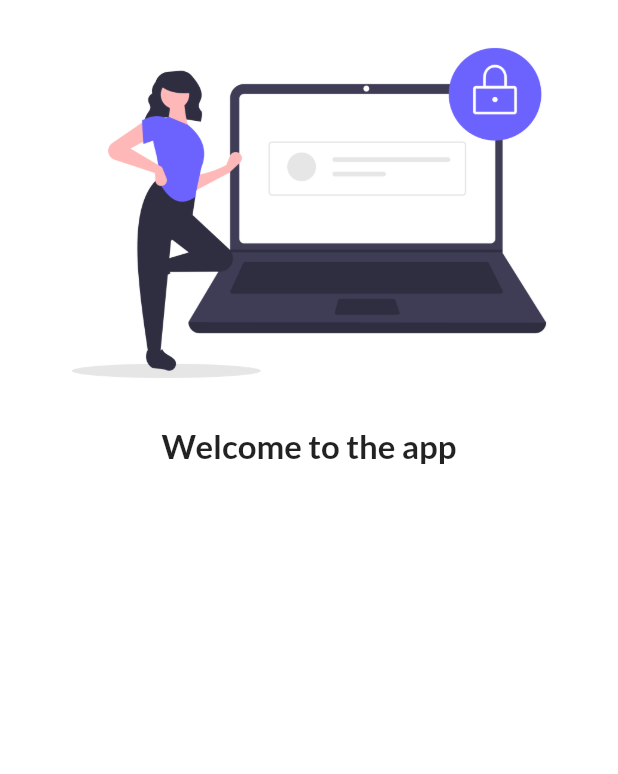
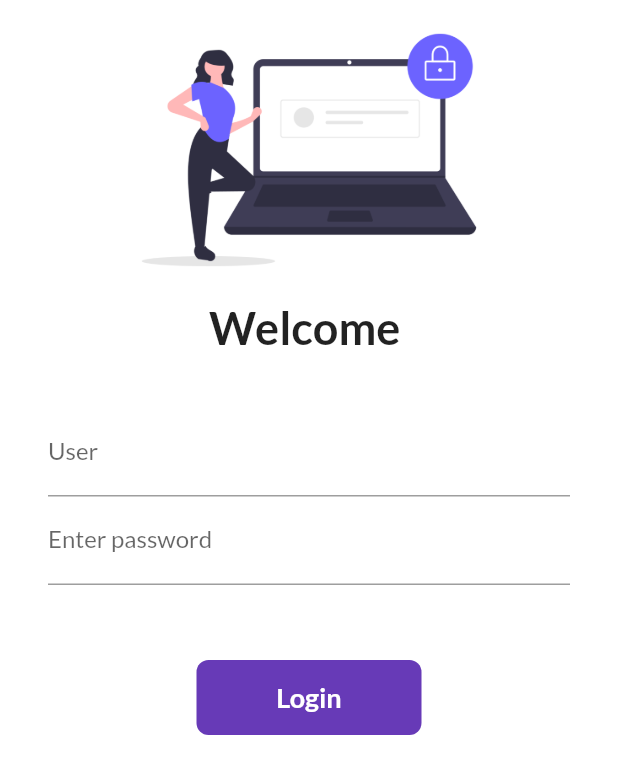
Before and after one commit to Vinit-Juikar/30DaysofFlutter, a Flutter app: the screen it shows after launch, on a phone screen of 412 x 824 dp. Shown: the top 774 px of the screen. Run offline on Flutter 3.47's test engine with Material 2 defaults, Android fonts, the phone set to English and light mode, and no system bars; our stand-ins replace google_fonts.

Commit message:
day_6 work has been done

```diff
--- a/lib/main.dart
+++ b/lib/main.dart
@@ -1,9 +1,12 @@
+// ignore_for_file: prefer_const_constructors
+
 import 'package:flutter/material.dart';
 import 'package:flutter_application_1/pages/home_page.dart';
+import 'package:flutter_application_1/utils/routes.dart';
 import 'package:google_fonts/google_fonts.dart';
 import 'package:flutter_application_1/pages/login_page.dart';
 
-void main() => runApp(MyApp());
+void main() => runApp (MyApp());
 
 class MyApp extends StatelessWidget {
   const MyApp({Key? key}) : super(key: key); // future use, no such use here
@@ -17,11 +20,15 @@ class MyApp extends StatelessWidget {
       theme: ThemeData(
         primarySwatch: Colors.deepPurple,
         fontFamily: GoogleFonts.lato().fontFamily,
+        // primaryTextTheme: GoogleFonts.latoTextTheme()
+        // fontFamily: GoogleFonts.lato().fontFamily,
       ), // used to decide the theme of the font that we are using
+      debugShowCheckedModeBanner: false,
       darkTheme: ThemeData(brightness: Brightness.dark),
       routes: {
         "/": (context) => LoginPage(),
-        // "/login": (context) => LoginPage(),
+        MyRoutes.homeRoute: (context) => Homepage(),
+        MyRoutes.loginRoute: (context) => LoginPage()
       },
     );
   }
--- a/lib/pages/home_page.dart
+++ b/lib/pages/home_page.dart
@@ -1,3 +1,5 @@
+// ignore_for_file: prefer_const_declarations, use_key_in_widget_constructors, prefer_const_constructors, avoid_unnecessary_containers
+
 import 'package:flutter/material.dart';
 
 final int days = 30;
@@ -15,7 +17,7 @@ class Homepage extends StatelessWidget {
           child: Text(
             "Welcome to $days days of $name",
             style: TextStyle(
-                fontSize: 40, color: Colors.red, fontWeight: FontWeight.bold),
+                fontSize: 10, color: Colors.red, fontWeight: FontWeight.bold),
             textScaleFactor: 2.0,
           ),
         ),
--- a/lib/pages/login_page.dart
+++ b/lib/pages/login_page.dart
@@ -1,16 +1,31 @@
-import 'dart:html';
-import 'dart:ui';
 
-import 'package:flutter/material.dart '; // add everytime we start with the app
+// ignore_for_file: prefer_const_constructors, duplicate_ignore, use_key_in_widget_constructors
+// import 'dart:ffi';
+// import 'dart:ui';
 
-class LoginPage extends StatelessWidget {
+
+import 'package:flutter/material.dart ';
+import 'package:flutter/material.dart';
+// import 'package:flutter/rendering.dart';
+// import 'package:flutter/rendering.dart';
+import 'package:flutter_application_1/utils/routes.dart'; // add everytime we start with the app
+
+class LoginPage extends StatefulWidget {
+  @override
+  State<LoginPage> createState() => _LoginPageState();
+}
+
+class _LoginPageState extends State<LoginPage> {
+
+  String name =""; // thsi is done to add name after the name is written in username
+bool changeButton = false;
   // const login_page({Key? key}) : super(key: key);
-
   @override
   Widget build(BuildContext context) {
     return Material(
         color: Colors
             .white, // this is mostly used to make the image match with the background
+        child: SingleChildScrollView(
           child: Column(
             children: [
               // in a case where there are multiple small groups in a section we use children
@@ -18,12 +33,102 @@ class LoginPage extends StatelessWidget {
                 // here this property is used to add image in application
                 "assets/image/undraw_secure_login_pdn4.png",
                 fit: BoxFit.cover,
+                height: 200,
               ),
-            Text("Welcome to the app",
+              // ignore: prefer_const_constructors
+              Text("Welcome $name",
+                  // ignore: prefer_const_constructors
                   style: TextStyle(
-                    fontSize: 22,
-                    fontWeight: FontWeight.bold)), // main use of this is styling the text that we have written
+                      fontSize: 30,
+                      fontWeight: FontWeight.bold,
+                      ),),
+              // ignore: prefer_const_constructors
+              SizedBox(
+                height:20.0,
+                // ignore: prefer_const_constructors
+                // child:Text(style: TextStyle(color: Colors.black),"there is something that we are missinng on")
+              ),
+              Padding(
+                padding: const EdgeInsets.symmetric(vertical: 16.0, horizontal: 32.0),
+                child: Column(children: [
+                  TextFormField(
+                  // ignore: prefer_const_constructors
+                  decoration: InputDecoration(
+                    hintText: "username",
+                    labelText: "User"
+                  ),
+                  onChanged: (value) { // this component is used as a call back to when we change anything it will reflect to us
+                  name = value;
+                  setState(() {
+
+                  });},
+                ),
+                TextFormField(
+                  obscureText: true,
+                  decoration: InputDecoration(
+                    hintText: "Password",
+                    labelText: "Enter password"
+                  ),
+                ),
+                 SizedBox(
+                height:50.0,
+                // ignore: prefer_const_constructors
+
+              ),
+
+InkWell(
+  onTap: () async {
+    setState(() {
+      changeButton = true;
+
+
+    });
+    await Future.delayed(Duration(seconds: 1));
+    Navigator.pushNamed(context, MyRoutes.homeRoute);
+  },
+  child:   AnimatedContainer(
+  duration: Duration(seconds: 1),
+    height: 50,
+
+    width: changeButton? 50: 150,
+
+
+
+    alignment: Alignment.center,
+    child: changeButton? Icon(
+      Icons.done,
+      color: Colors.white,
+    )
+
+     : Text("Login", style: TextStyle(color: Colors.white, fontWeight: FontWeight.bold, fontSize: 18),
+
+    ),
+
+    decoration: BoxDecoration(
+      // shape: changeButton? BoxShape.circle: BoxShape.rectangle,
+
+   color: Colors.deepPurple,
+
+   borderRadius: BorderRadius.circular(changeButton? 50: 8)
+
+    ),
+
+  ),
+),
+
+
+              // ignore: sort_child_properties_last
+              // ElevatedButton(child: Text("Login"),
+              // style: TextButton.styleFrom(minimumSize: Size(150,45)),//most of the time you won't get any req output so consider it as width and height by default
+              // onPressed: (){
+              //
+
+              // },),
+                ],),
+              )
+               // main use of this is styling the text that we have written
             ],
+          ),
         ));
   }
 }
--- /dev/null
+++ b/lib/utils/routes.dart
@@ -0,0 +1,4 @@
+class MyRoutes{
+static String loginRoute = "/login";
+static String homeRoute = "/home";
+}
```
Also changed, not shown: flutter_01.png (added), 1 other file. Lines whose indentation alone changed are shown as unchanged.
